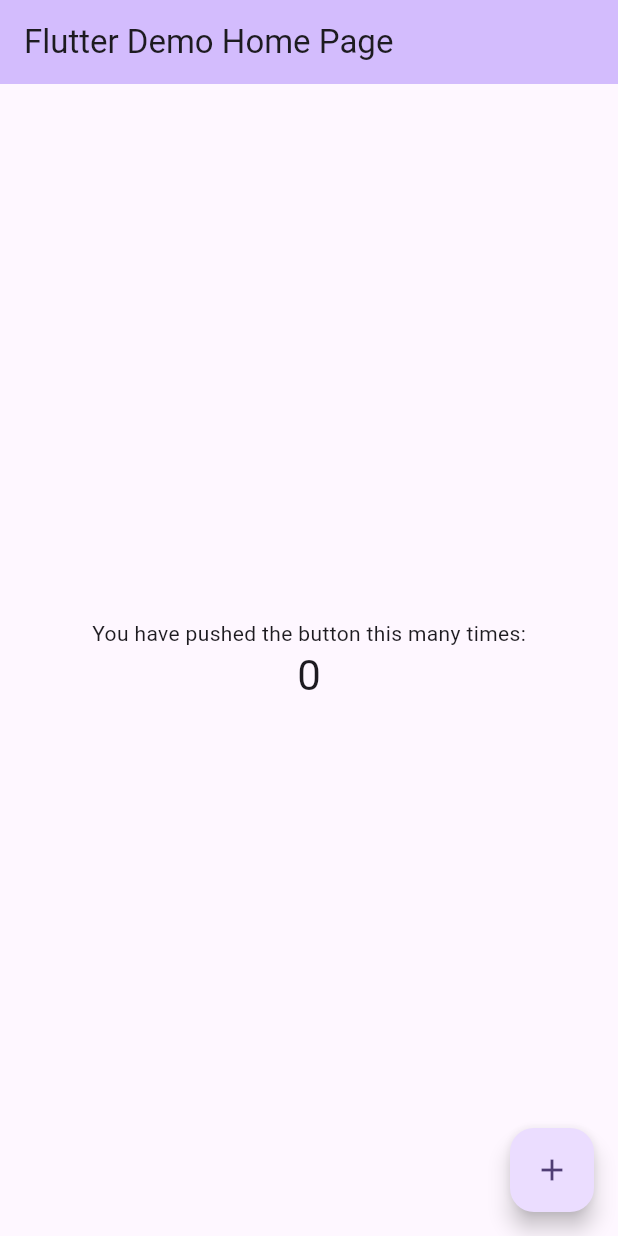
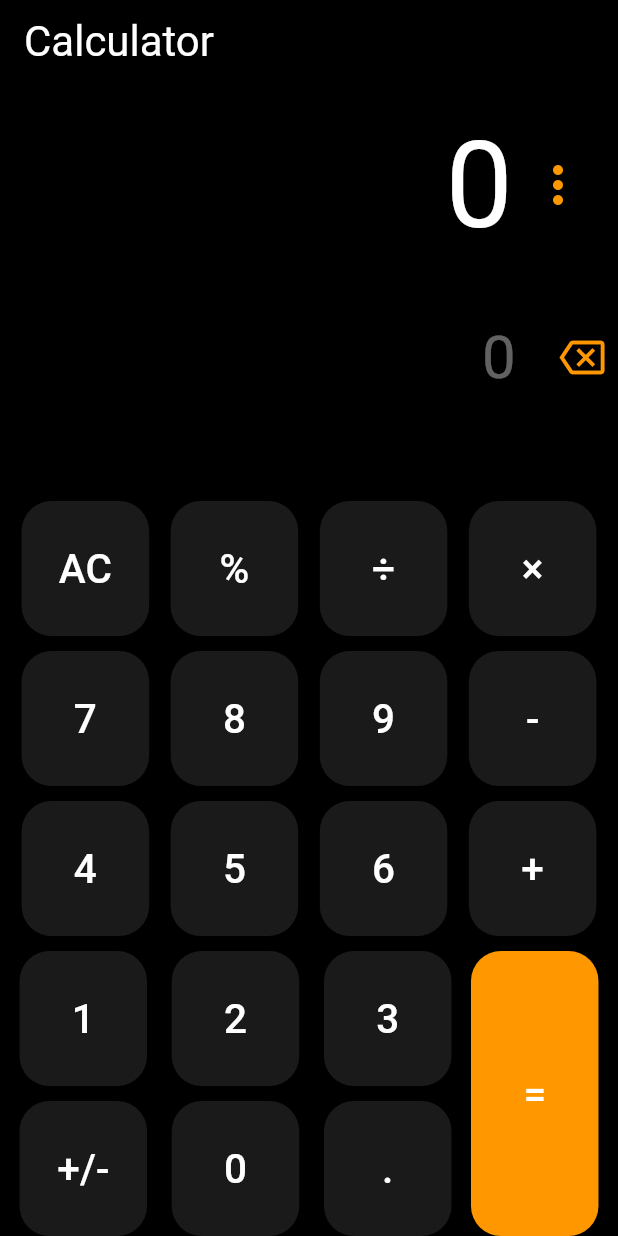
Before and after one commit to Usukhbayar04/calculator_app, a Flutter app: the screen it shows after launch, on a phone screen of 412 x 824 dp. Run offline on Flutter 3.47's test engine with Material 3 defaults, Android fonts, the phone set to English and light mode, and no system bars; our stand-ins replace math_expressions.

Commit message:
inital commit

```diff
--- /dev/null
+++ b/lib/calcButton.dart
@@ -0,0 +1,28 @@
+import 'package:flutter/material.dart';
+
+Widget calcButton(
+  String buttonText,
+  Color buttonColor,
+  void Function()? buttonPressed,
+) {
+  return Container(
+    width: 85,
+    height: buttonText == '=' ? 190 : 90,
+    padding: const EdgeInsets.all(0),
+    child: ElevatedButton(
+      onPressed: buttonPressed,
+      style: ElevatedButton.styleFrom(
+        shape: const RoundedRectangleBorder(
+          borderRadius: BorderRadius.all(
+            Radius.circular(20),
+          ),
+        ),
+        backgroundColor: buttonColor,
+      ),
+      child: Text(
+        buttonText,
+        style: const TextStyle(fontSize: 27, color: Colors.white),
+      ),
+    ),
+  );
+}
--- /dev/null
+++ b/lib/calculate.dart
@@ -0,0 +1,229 @@
+import 'package:calculator_app/calcButton.dart';
+import 'package:flutter/material.dart';
+import 'package:math_expressions/math_expressions.dart';
+
+class CalculateApp extends StatefulWidget {
+  const CalculateApp({super.key});
+
+  @override
+  State<CalculateApp> createState() => _CalculateAppState();
+}
+
+class _CalculateAppState extends State<CalculateApp> {
+  String equation = '0';
+  String result = '0';
+  String expression = '';
+  double equationFontSize = 38.0;
+  double resultFontSize = 48.0;
+
+  @override
+  Widget build(BuildContext context) {
+    return Scaffold(
+      appBar: AppBar(
+        title: const Text(
+          'Calculator',
+          style: TextStyle(fontSize: 28, color: Colors.white),
+        ),
+        backgroundColor: Colors.black,
+      ),
+      backgroundColor: Colors.black,
+      body: SafeArea(
+        child: Column(
+          mainAxisAlignment: MainAxisAlignment.spaceBetween,
+          children: [
+            Align(
+              alignment: Alignment.bottomRight,
+              child: SingleChildScrollView(
+                scrollDirection: Axis.horizontal,
+                child: Column(
+                  crossAxisAlignment: CrossAxisAlignment.end,
+                  children: [
+                    Row(
+                      mainAxisAlignment: MainAxisAlignment.end,
+                      children: [
+                        Padding(
+                          padding: const EdgeInsets.all(10),
+                          child: Text(
+                            result,
+                            textAlign: TextAlign.left,
+                            style: const TextStyle(
+                              color: Colors.white,
+                              fontSize: 80,
+                            ),
+                          ),
+                        ),
+                        const Icon(
+                          Icons.more_vert,
+                          color: Colors.orange,
+                          size: 40,
+                        ),
+                        const SizedBox(width: 20),
+                      ],
+                    ),
+                    Row(
+                      mainAxisAlignment: MainAxisAlignment.end,
+                      children: [
+                        Padding(
+                          padding: const EdgeInsets.all(20),
+                          child: Text(
+                            equation,
+                            style: const TextStyle(
+                              fontSize: 40,
+                              color: Colors.white38,
+                            ),
+                          ),
+                        ),
+                        IconButton(
+                          onPressed: () {
+                            buttonPressed('⌫');
+                          },
+                          icon: const Icon(
+                            Icons.backspace_outlined,
+                            color: Colors.orange,
+                            size: 30,
+                          ),
+                        ),
+                      ],
+                    ),
+                    // const SizedBox(height: 10),
+                  ],
+                ),
+              ),
+            ),
+            Column(
+              children: [
+                Row(
+                  mainAxisAlignment: MainAxisAlignment.spaceEvenly,
+                  children: [
+                    calcButton('AC', Colors.white10, () => buttonPressed('AC')),
+                    calcButton('%', Colors.white10, () => buttonPressed('%')),
+                    calcButton('÷', Colors.white10, () => buttonPressed('÷')),
+                    calcButton('×', Colors.white10, () => buttonPressed('×')),
+                  ],
+                ),
+                const SizedBox(height: 10),
+                Row(
+                  mainAxisAlignment: MainAxisAlignment.spaceEvenly,
+                  children: [
+                    calcButton('7', Colors.white10, () => buttonPressed('7')),
+                    calcButton('8', Colors.white10, () => buttonPressed('8')),
+                    calcButton('9', Colors.white10, () => buttonPressed('9')),
+                    calcButton('-', Colors.white10, () => buttonPressed('-')),
+                  ],
+                ),
+                const SizedBox(height: 10),
+                Row(
+                  mainAxisAlignment: MainAxisAlignment.spaceEvenly,
+                  children: [
+                    calcButton('4', Colors.white10, () => buttonPressed('4')),
+                    calcButton('5', Colors.white10, () => buttonPressed('5')),
+                    calcButton('6', Colors.white10, () => buttonPressed('6')),
+                    calcButton('+', Colors.white10, () => buttonPressed('+')),
+                  ],
+                ),
+                const SizedBox(height: 10),
+                Row(
+                  mainAxisAlignment: MainAxisAlignment.spaceEvenly,
+                  children: [
+                    Column(
+                      children: [
+                        Row(
+                          children: [
+                            calcButton(
+                                '1', Colors.white10, () => buttonPressed('1')),
+                            SizedBox(
+                                width:
+                                    MediaQuery.of(context).size.width * 0.04),
+                            calcButton(
+                                '2', Colors.white10, () => buttonPressed('2')),
+                            SizedBox(
+                                width:
+                                    MediaQuery.of(context).size.width * 0.04),
+                            calcButton(
+                                '3', Colors.white10, () => buttonPressed('3')),
+                          ],
+                        ),
+                        const SizedBox(height: 10),
+                        Row(
+                          children: [
+                            calcButton('+/-', Colors.white10,
+                                () => buttonPressed('+/-')),
+                            SizedBox(
+                                width:
+                                    MediaQuery.of(context).size.width * 0.04),
+                            calcButton(
+                                '0', Colors.white10, () => buttonPressed('0')),
+                            SizedBox(
+                                width:
+                                    MediaQuery.of(context).size.width * 0.04),
+                            calcButton(
+                                '.', Colors.white10, () => buttonPressed('.')),
+                          ],
+                        ),
+                      ],
+                    ),
+                    calcButton('=', Colors.orange, () => buttonPressed('=')),
+                  ],
+                ),
+              ],
+            )
+          ],
+        ),
+      ),
+    );
+  }
+
+  buttonPressed(String buttonText) {
+    setState(() {
+      if (buttonText == "AC") {
+        equation = "0";
+        result = "0";
+      } else if (buttonText == "⌫") {
+        equation = equation.substring(0, equation.length - 1);
+        if (equation == "") {
+          equation = "0";
+        }
+      } else if (buttonText == '%') {
+        double value = double.parse(equation);
+        value = value / 100;
+        equation = value.toString();
+      } else if (buttonText == "+/-") {
+        if (equation[0] != '-') {
+          equation = '-$equation';
+        } else {
+          equation = equation.substring(1);
+        }
+      } else if (buttonText == "=") {
+        expression = equation;
+        expression = expression.replaceAll('×', '*');
+        expression = expression.replaceAll('÷', '/');
+        expression = expression.replaceAll('%', '%');
+
+        try {
+          Parser p = Parser();
+          Expression exp = p.parse(expression);
+          ContextModel cm = ContextModel();
+          double eval = exp.evaluate(EvaluationType.REAL, cm);
+
+          result = formatResult(eval);
+        } catch (e) {
+          result = "Error";
+        }
+      } else {
+        if (equation == "0") {
+          equation = buttonText;
+        } else {
+          equation = equation + buttonText;
+        }
+      }
+    });
+  }
+
+  String formatResult(double value) {
+    if (value == value.toInt()) {
+      return value.toInt().toString();
+    } else {
+      return value.toString();
+    }
+  }
+}
--- a/lib/main.dart
+++ b/lib/main.dart
@@ -1,3 +1,4 @@
+import 'package:calculator_app/calculate.dart';
 import 'package:flutter/material.dart';
 
 void main() {
@@ -7,119 +8,16 @@ void main() {
 class MyApp extends StatelessWidget {
   const MyApp({super.key});
 
-  // This widget is the root of your application.
   @override
   Widget build(BuildContext context) {
     return MaterialApp(
       title: 'Flutter Demo',
       theme: ThemeData(
-        // This is the theme of your application.
-        //
-        // TRY THIS: Try running your application with "flutter run". You'll see
-        // the application has a purple toolbar. Then, without quitting the app,
-        // try changing the seedColor in the colorScheme below to Colors.green
-        // and then invoke "hot reload" (save your changes or press the "hot
-        // reload" button in a Flutter-supported IDE, or press "r" if you used
-        // the command line to start the app).
-        //
-        // Notice that the counter didn't reset back to zero; the application
-        // state is not lost during the reload. To reset the state, use hot
-        // restart instead.
-        //
-        // This works for code too, not just values: Most code changes can be
-        // tested with just a hot reload.
         colorScheme: ColorScheme.fromSeed(seedColor: Colors.deepPurple),
         useMaterial3: true,
       ),
-      home: const MyHomePage(title: 'Flutter Demo Home Page'),
+      home: const CalculateApp(),
+      debugShowCheckedModeBanner: false,
     );
   }
 }
-
-class MyHomePage extends StatefulWidget {
-  const MyHomePage({super.key, required this.title});
-
-  // This widget is the home page of your application. It is stateful, meaning
-  // that it has a State object (defined below) that contains fields that affect
-  // how it looks.
-
-  // This class is the configuration for the state. It holds the values (in this
-  // case the title) provided by the parent (in this case the App widget) and
-  // used by the build method of the State. Fields in a Widget subclass are
-  // always marked "final".
-
-  final String title;
-
-  @override
-  State<MyHomePage> createState() => _MyHomePageState();
-}
-
-class _MyHomePageState extends State<MyHomePage> {
-  int _counter = 0;
-
-  void _incrementCounter() {
-    setState(() {
-      // This call to setState tells the Flutter framework that something has
-      // changed in this State, which causes it to rerun the build method below
-      // so that the display can reflect the updated values. If we changed
-      // _counter without calling setState(), then the build method would not be
-      // called again, and so nothing would appear to happen.
-      _counter++;
-    });
-  }
-
-  @override
-  Widget build(BuildContext context) {
-    // This method is rerun every time setState is called, for instance as done
-    // by the _incrementCounter method above.
-    //
-    // The Flutter framework has been optimized to make rerunning build methods
-    // fast, so that you can just rebuild anything that needs updating rather
-    // than having to individually change instances of widgets.
-    return Scaffold(
-      appBar: AppBar(
-        // TRY THIS: Try changing the color here to a specific color (to
-        // Colors.amber, perhaps?) and trigger a hot reload to see the AppBar
-        // change color while the other colors stay the same.
-        backgroundColor: Theme.of(context).colorScheme.inversePrimary,
-        // Here we take the value from the MyHomePage object that was created by
-        // the App.build method, and use it to set our appbar title.
-        title: Text(widget.title),
-      ),
-      body: Center(
-        // Center is a layout widget. It takes a single child and positions it
-        // in the middle of the parent.
-        child: Column(
-          // Column is also a layout widget. It takes a list of children and
-          // arranges them vertically. By default, it sizes itself to fit its
-          // children horizontally, and tries to be as tall as its parent.
-          //
-          // Column has various properties to control how it sizes itself and
-          // how it positions its children. Here we use mainAxisAlignment to
-          // center the children vertically; the main axis here is the vertical
-          // axis because Columns are vertical (the cross axis would be
-          // horizontal).
-          //
-          // TRY THIS: Invoke "debug painting" (choose the "Toggle Debug Paint"
-          // action in the IDE, or press "p" in the console), to see the
-          // wireframe for each widget.
-          mainAxisAlignment: MainAxisAlignment.center,
-          children: <Widget>[
-            const Text(
-              'You have pushed the button this many times:',
-            ),
-            Text(
-              '$_counter',
-              style: Theme.of(context).textTheme.headlineMedium,
-            ),
-          ],
-        ),
-      ),
-      floatingActionButton: FloatingActionButton(
-        onPressed: _incrementCounter,
-        tooltip: 'Increment',
-        child: const Icon(Icons.add),
-      ), // This trailing comma makes auto-formatting nicer for build methods.
-    );
-  }
-}
--- a/pubspec.yaml
+++ b/pubspec.yaml
@@ -35,6 +35,7 @@ dependencies:
   # The following adds the Cupertino Icons font to your application.
   # Use with the CupertinoIcons class for iOS style icons.
   cupertino_icons: ^1.0.6
+  math_expressions: ^2.5.0
 
 dev_dependencies:
   flutter_test:
```
Also changed, not shown: pubspec.lock.
